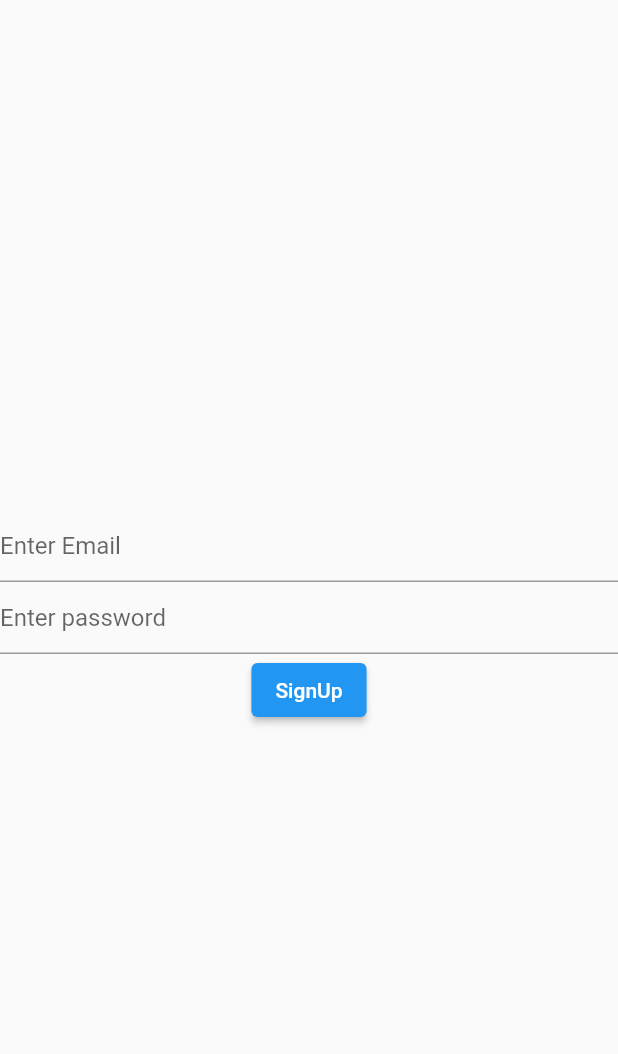
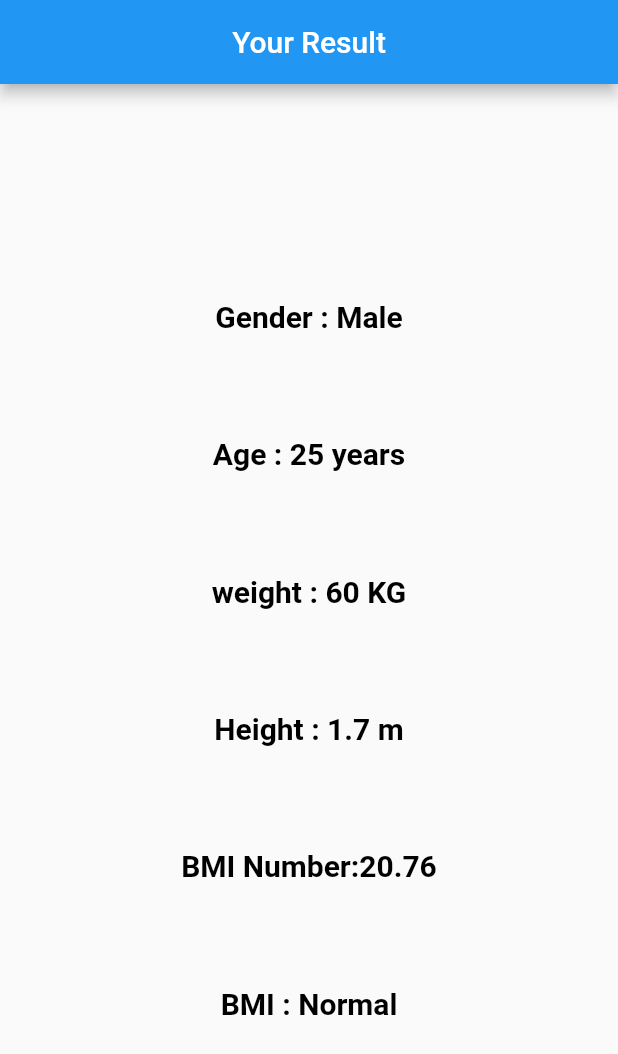
Before and after one commit to RamezHamdiSaeed/MyFlutterReference, a Flutter app: the screen it shows after launch, on a phone screen of 412 x 824 dp. Shown: the top 1054 px of the screen. Run offline on Flutter 3.47's test engine with Material 2 defaults, Android fonts, the phone set to English and light mode, and no system bars.

Commit message:
apply the BMI Equation

```diff
--- a/analysis_options.yaml
+++ b/analysis_options.yaml
@@ -24,6 +24,11 @@ linter:
   rules:
     # avoid_print: false  # Uncomment to disable the `avoid_print` rule
     # prefer_single_quotes: true  # Uncomment to enable the `prefer_single_quotes` rule
+    # ! we want to delete the warning of the unused curly braces when using if, else if and else statements with just one statement without curly braces
+    curly_braces_in_flow_control_structures: false
+analyzer:
+  errors:
+    curly_braces_in_flow_control_structures: error
 
 # Additional information about this file can be found at
 # https://dart.dev/guides/language/analysis-options
--- /dev/null
+++ b/lib/app/screens/result.dart
@@ -0,0 +1,65 @@
+import 'package:flutter/material.dart';
+
+class Result extends StatelessWidget {
+  final bool isMale;
+  final int age;
+  final double heightInM;
+  final int weightInKG;
+
+  const Result({
+    Key? key,
+    required this.isMale,
+    required this.age,
+    required this.heightInM,
+    required this.weightInKG,
+  }) : super(key: key);
+  double get bMI {
+    return weightInKG / (heightInM * heightInM);
+  }
+
+  String get bMIMessage {
+    String message = '';
+    if (bMI >= 40)
+      message = "Obese";
+    else if (bMI >= 25)
+      message = "Fat";
+    else if (bMI >= 18.5)
+      message = "Normal";
+    else
+      message = "thin";
+    return message;
+  }
+
+  @override
+  Widget build(BuildContext context) {
+    return Scaffold(
+      appBar: AppBar(
+        title: const Center(child: Text("Your Result")),
+      ),
+      //! we use the SafeArea to avoid the problems of notched screens
+      //! since the BMI is recommended to be double rounded by 2 digits
+      //* we changed the predefined styles in textTheme within the ThemeData to apply the changes for all the projects texts if we want
+      body: SafeArea(
+        child: Center(
+          child: SizedBox(
+            height: MediaQuery.of(context).size.height / 1.5,
+            child: DefaultTextStyle(
+              style: Theme.of(context).textTheme.headline1!,
+              child: Column(
+                mainAxisAlignment: MainAxisAlignment.spaceAround,
+                children: [
+                  Text("Gender : ${isMale ? "Male" : "Female"}"),
+                  Text("Age : $age years"),
+                  Text("weight : $weightInKG KG"),
+                  Text("Height : $heightInM m"),
+                  Text("BMI Number:${bMI.toStringAsFixed(2)}"),
+                  Text("BMI : $bMIMessage"),
+                ],
+              ),
+            ),
+          ),
+        ),
+      ),
+    );
+  }
+}
--- a/lib/app/screens/sign_up_form.dart
+++ /dev/null
@@ -1,50 +0,0 @@
-import 'package:flutter/material.dart';
-import 'package:shared_preferences/shared_preferences.dart';
-import 'user_account.dart';
-
-class SignUpForm extends StatefulWidget {
-  SignUpForm({Key? key}) : super(key: key);
-
-  @override
-  State<SignUpForm> createState() => _SignUpFormState();
-}
-
-class _SignUpFormState extends State<SignUpForm> {
-  final email = TextEditingController();
-  final password = TextEditingController();
-  @override
-  Widget build(BuildContext context) {
-    return Scaffold(
-      body: Center(
-        child: Column(
-          mainAxisAlignment: MainAxisAlignment.center,
-          children: [
-            TextFormField(
-              decoration: const InputDecoration(
-                  hintText: "Enter Email", suffixText: "@gmail.com"),
-              controller: email,
-            ),
-            TextFormField(
-              decoration: const InputDecoration(hintText: "Enter password"),
-              obscureText: true,
-              controller: password,
-            ),
-            //! it's recommended to use builder if the widget is innermost the parent widget (class)
-            Builder(builder: (context) {
-              return ElevatedButton(
-                  onPressed: () async {
-                    final pref = await SharedPreferences.getInstance();
-                    pref.setString("email", email.text);
-                    pref.setString("password", password.text);
-                    // ignore: use_build_context_synchronously
-                    Navigator.of(context).push(MaterialPageRoute(
-                        builder: (context) => const UserAccount()));
-                  },
-                  child: const Text("SignUp"));
-            })
-          ],
-        ),
-      ),
-    );
-  }
-}
--- a/lib/main.dart
+++ b/lib/main.dart
@@ -1,26 +1,30 @@
 import 'package:flutter/material.dart';
-import 'app/screens/user_account.dart';
-import './app/screens/sign_up_form.dart';
-import 'package:shared_preferences/shared_preferences.dart';
+import './app/screens/result.dart';
 
-//ToDo: implement signUp screen once and if the data entered from the user ,the app will begin with home page directly not the signUp screen
-var pref;
-main() async {
-//! if we need to make the main async it's good practice to use the below statement
-  WidgetsFlutterBinding.ensureInitialized();
-  pref = await SharedPreferences.getInstance();
-  runApp(const MyApp());
+//ToDo: develop BMI App
+//! beginning with result screen just for now
+main() {
+  runApp(const BMI());
 }
 
-class MyApp extends StatelessWidget {
-  const MyApp({Key? key}) : super(key: key);
+class BMI extends StatelessWidget {
+  const BMI({Key? key}) : super(key: key);
 
   @override
   Widget build(BuildContext context) {
     return MaterialApp(
-      home: (pref.containsKey("email") && pref.containsKey("password"))
-          ? const UserAccount()
-          : SignUpForm(),
+      theme: ThemeData(
+          textTheme: const TextTheme(
+              headline1: TextStyle(
+                  fontSize: 20,
+                  color: Colors.black,
+                  fontWeight: FontWeight.bold))),
+      home: const Result(
+        age: 25,
+        heightInM: 1.7,
+        isMale: true,
+        weightInKG: 60,
+      ),
       debugShowCheckedModeBanner: false,
     );
   }
```
Also changed, not shown: lib/app/models/api_handler.dart (deleted, +0 -14 lines), lib/app/screens/user_account.dart (deleted, +0 -47 lines), lib/app/screens/home_page.dart (added), 2 other files.
